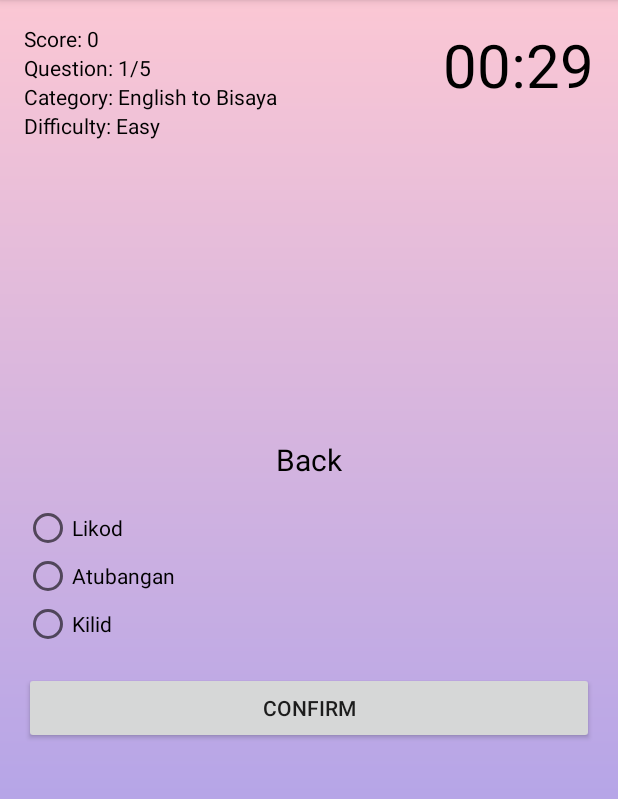
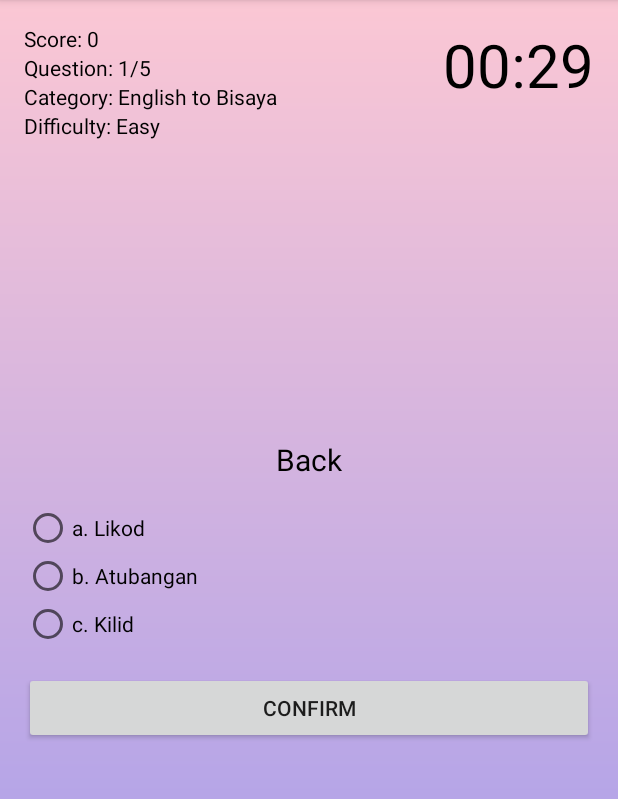
Before and after one commit to Manzazaa/Bisaya-Translation-Quiz-App, an Android app: the screen it shows after launch (QuizActivity), after a tap on "GET STARTED", on a phone screen of 412 x 824 dp, the part 84-883 px from its top. Run offline under Robolectric (Android 15) with nearby library versions, the phone set to English and light mode, and no system bars.

Commit message:
Added Total Points

```diff
--- a/app/src/main/java/com/example/bisayatranslationquizapp/QuizActivity.java
+++ b/app/src/main/java/com/example/bisayatranslationquizapp/QuizActivity.java
@@ -34,6 +34,7 @@ public class QuizActivity extends AppCompatActivity {
     private TextView textViewCategory;
     private TextView textViewDifficulty;
     private TextView textViewCountDown;
+    private TextView textViewTotalScore;
     private RadioGroup rbGroup;
     private RadioButton rb1;
     private RadioButton rb2;
@@ -60,7 +61,7 @@ public class QuizActivity extends AppCompatActivity {
     protected void onCreate(Bundle savedInstanceState) {
         super.onCreate(savedInstanceState);
         setContentView(R.layout.activity_quiz);
-
+        textViewTotalScore = findViewById(R.id.textViewTotalScore);
         textViewQuestion = findViewById(R.id.text_view_question);
         textViewScore = findViewById(R.id.text_view_score);
         textViewQuestionCount = findViewById(R.id.text_view_question_count);
@@ -133,9 +134,9 @@ public class QuizActivity extends AppCompatActivity {
             currentQuestion = questionList.get(questionCounter);
 
             textViewQuestion.setText(currentQuestion.getQuestion());
-            rb1.setText(currentQuestion.getOption1());
-            rb2.setText(currentQuestion.getOption2());
-            rb3.setText(currentQuestion.getOption3());
+            rb1.setText("a. "+currentQuestion.getOption1());
+            rb2.setText("b. "+currentQuestion.getOption2());
+            rb3.setText("c. "+currentQuestion.getOption3());
 
             questionCounter++;
             textViewQuestionCount.setText("Question: " + questionCounter + "/" + questionCountTotal);
@@ -205,21 +206,22 @@ public class QuizActivity extends AppCompatActivity {
         switch (currentQuestion.getAnswerNr()) {
             case 1:
                 rb1.setTextColor(Color.GREEN);
-                textViewQuestion.setText("Correct!");
+                textViewQuestion.setText("The correct answer is a!");
                 break;
             case 2:
                 rb2.setTextColor(Color.GREEN);
-                textViewQuestion.setText("Correct!");
+                textViewQuestion.setText("The correct answer is b!");
                 break;
             case 3:
                 rb3.setTextColor(Color.GREEN);
-                textViewQuestion.setText("Correct!");
+                textViewQuestion.setText("The correct answer is c!");
                 break;
         }
 
         if (questionCounter < questionCountTotal) {
             buttonConfirmNext.setText("Next");
         } else {
+            textViewTotalScore.setText("Final Score: "+ score + "/" + questionCountTotal);
             buttonConfirmNext.setText("Finish");
         }
     }
@@ -228,6 +230,7 @@ public class QuizActivity extends AppCompatActivity {
         Intent resultIntent = new Intent();
         resultIntent.putExtra(EXTRA_SCORE, score);
         setResult(RESULT_OK, resultIntent);
+
         finish();
     }
 
--- a/app/src/main/res/layout/activity_quiz.xml
+++ b/app/src/main/res/layout/activity_quiz.xml
@@ -103,4 +103,14 @@
         android:freezesText="true"
         android:text="Confirm" />
 
+    <TextView
+        android:id="@+id/textViewTotalScore"
+        android:layout_width="wrap_content"
+        android:layout_height="wrap_content"
+        android:layout_alignParentTop="true"
+        android:layout_centerHorizontal="true"
+        android:layout_marginTop="139dp"
+        android:textColor="@android:color/black"
+        android:textSize="25sp"/>
+
 </RelativeLayout>
--- a/app/src/main/res/layout/activity_starting_screen.xml
+++ b/app/src/main/res/layout/activity_starting_screen.xml
@@ -13,7 +13,7 @@
         android:layout_height="wrap_content"
         android:layout_centerHorizontal="true"
         android:layout_marginTop="50dp"
-        android:text="Translate Me In Bisaya"
+        android:text="ENGSAYO: Found in Translation"
         android:textColor="@color/black"
         android:textSize="25sp"
         android:textStyle="bold" />
```
